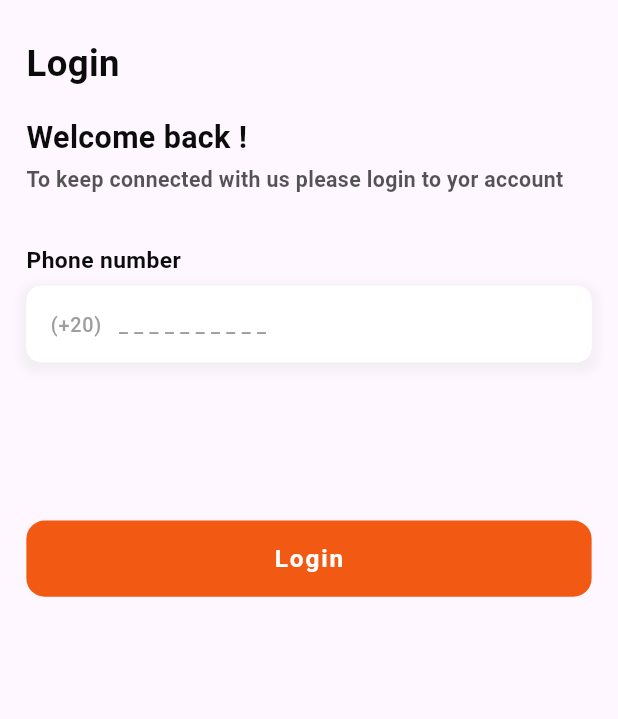
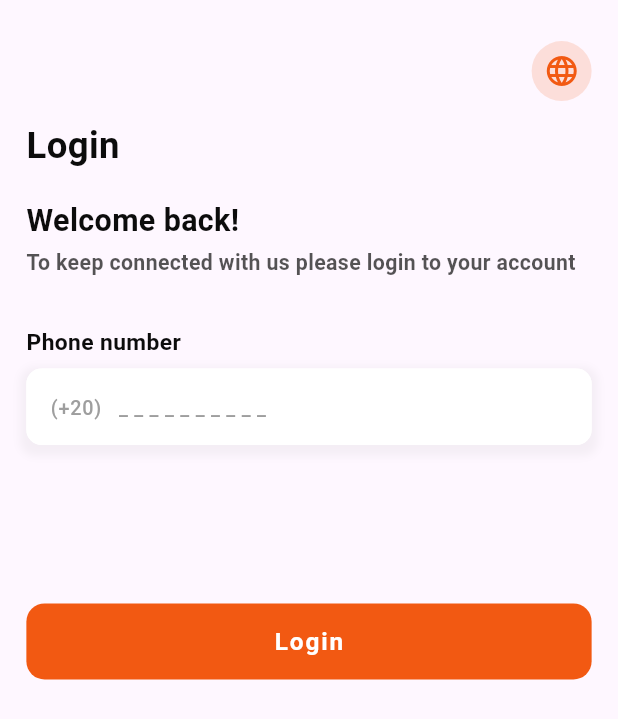
Before and after one commit to momenibrahim180-svg/Ecommerce-App, a Flutter app: the screen it shows after launch, on a phone screen of 412 x 824 dp. Shown: the top 719 px of the screen. Run offline on Flutter 3.47's test engine with Material 3 defaults, Android fonts, the phone set to English and light mode, and no system bars; our stand-ins replace easy_localization, flutter_screenutil, pinput.

Commit message:
- Added Easy Localization. - Added Assets & Translations Folder. - Added en & ar json files. - Added Confige for ios

```diff
--- /dev/null
+++ b/assets/translations/en.json
@@ -0,0 +1,6 @@
+{
+  "login": "Login",
+  "welcome_back": "Welcome back!",
+  "login_message": "To keep connected with us please login to your account",
+  "phone_number": "Phone number"
+}
--- a/lib/core/widgets/app_button.dart
+++ b/lib/core/widgets/app_button.dart
@@ -1,3 +1,4 @@
+import 'package:easy_localization/easy_localization.dart';
 import 'package:ecommerce_youtube/core/theming/app_color.dart';
 import 'package:ecommerce_youtube/core/theming/app_text_style.dart';
 import 'package:flutter/material.dart';
@@ -29,7 +30,7 @@ class AppButton extends StatelessWidget {
             borderRadius: BorderRadius.circular(12.0.r),
           ),
         ),
-        child: Text(text, style: AppTextStyle.font16W700White),
+        child: Text(text.tr(), style: AppTextStyle.font16W700White),
       ),
     );
   }
--- a/lib/ecommerce_app.dart
+++ b/lib/ecommerce_app.dart
@@ -1,3 +1,4 @@
+import 'package:easy_localization/easy_localization.dart';
 import 'package:ecommerce_youtube/core/routing/app_router.dart';
 import 'package:ecommerce_youtube/core/routing/routes.dart';
 import 'package:flutter/material.dart';
@@ -17,6 +18,10 @@ class EcommerceApp extends StatelessWidget {
           initialRoute: Routes.login,
           onGenerateRoute: AppRouter.onGenerateRoute,
           debugShowCheckedModeBanner: false,
+          localizationsDelegates: context.localizationDelegates,
+          supportedLocales: context.supportedLocales,
+          locale: context.locale,
+
           title: 'Ecommerce App',
           theme: ThemeData(
             textTheme: Typography.englishLike2018.apply(fontSizeFactor: 1.sp),
--- a/lib/features/auth/ui/screens/login_screen.dart
+++ b/lib/features/auth/ui/screens/login_screen.dart
@@ -1,3 +1,4 @@
+import 'package:easy_localization/easy_localization.dart';
 import 'package:ecommerce_youtube/core/helpers/extensions.dart';
 import 'package:ecommerce_youtube/core/routing/routes.dart';
 import 'package:ecommerce_youtube/core/theming/app_color.dart';
@@ -5,6 +6,7 @@ import 'package:ecommerce_youtube/core/theming/app_text_style.dart';
 import 'package:ecommerce_youtube/core/widgets/app_button.dart';
 import 'package:ecommerce_youtube/core/widgets/app_padding.dart';
 import 'package:ecommerce_youtube/core/widgets/app_text_form_field.dart';
+import 'package:ecommerce_youtube/features/auth/ui/widgets/lang_icon.dart';
 import 'package:flutter/material.dart';
 
 class LoginScreen extends StatefulWidget {
@@ -32,18 +34,20 @@ class _LoginScreenState extends State<LoginScreen> {
           child: Column(
             crossAxisAlignment: CrossAxisAlignment.start,
             children: [
-              Text('Login', style: AppTextStyle.font24W700),
+              LangIcon(),
+              15.height,
+              Text('login'.tr(), style: AppTextStyle.font24W700),
               23.height,
-              Text('Welcome back !', style: AppTextStyle.font20W700),
+              Text('welcome_back'.tr(), style: AppTextStyle.font20W700),
               8.height,
               Text(
-                'To keep connected with us please login to yor account ',
+                'login_message'.tr(),
                 style: AppTextStyle.font14W700.copyWith(
                   color: AppColor.blackColor.withValues(alpha: 0.70),
                 ),
               ),
               35.height,
-              Text('Phone number', style: AppTextStyle.font15W700),
+              Text('phone_number'.tr(), style: AppTextStyle.font15W700),
               8.height,
               AppTextFormField(
                 controller: _phoneController,
@@ -51,7 +55,7 @@ class _LoginScreenState extends State<LoginScreen> {
               ),
               104.height,
               AppButton(
-                text: 'Login',
+                text: 'login',
                 onPressed: () {
                   Navigator.pushNamed(context, Routes.otp);
                 },
--- /dev/null
+++ b/lib/features/auth/ui/widgets/lang_icon.dart
@@ -0,0 +1,27 @@
+import 'package:easy_localization/easy_localization.dart';
+import 'package:ecommerce_youtube/core/theming/app_color.dart';
+import 'package:flutter/material.dart';
+
+class LangIcon extends StatelessWidget {
+  const LangIcon({super.key});
+
+  @override
+  Widget build(BuildContext context) {
+    return Align(
+      alignment: Alignment.centerRight,
+      child: GestureDetector(
+        onTap: () {
+          if (context.locale == const Locale('en')) {
+            context.setLocale(const Locale('ar'));
+          } else {
+            context.setLocale(const Locale('en'));
+          }
+        },
+        child: CircleAvatar(
+          backgroundColor: AppColor.mainColor.withAlpha(40),
+          child: Icon(Icons.language, color: AppColor.mainColor),
+        ),
+      ),
+    );
+  }
+}
```
Also changed, not shown: assets/translations/ar.json (added, +7 -0 lines), lib/main.dart (+15 -2 lines), pubspec.yaml (+5 -4 lines), pubspec.lock, 11 other files.
